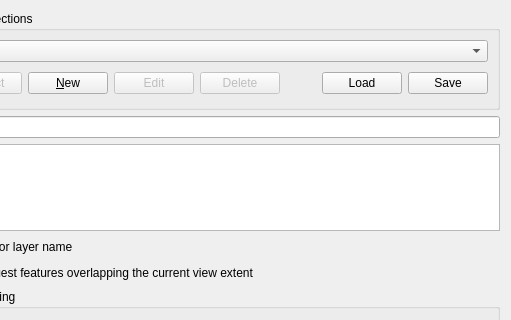
This is src/ui/qgssourceselectdialogbase.ui in qgis/QGIS as Qt 5 draws it before an edit; both pictures show x 81 to 592 and y 0 to 320 of the 592 by 439 pixel window. The edited form follows.
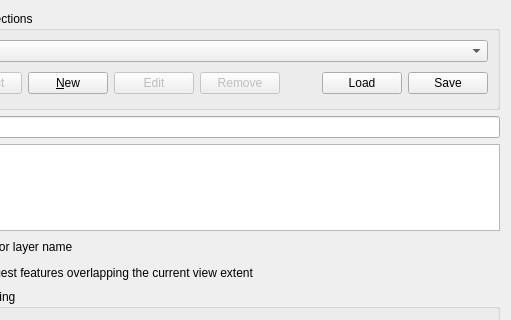
This is the edited form.

Commit message: Rename remove connection button in QgsSourceSelectDialog

Diff of the .ui file:
```diff
--- a/src/ui/qgssourceselectdialogbase.ui
+++ b/src/ui/qgssourceselectdialogbase.ui
@@ -55,7 +55,7 @@
            <bool>false</bool>
           </property>
           <property name="text">
-           <string>Delete</string>
+           <string>Remove</string>
           </property>
          </widget>
         </item>
```
